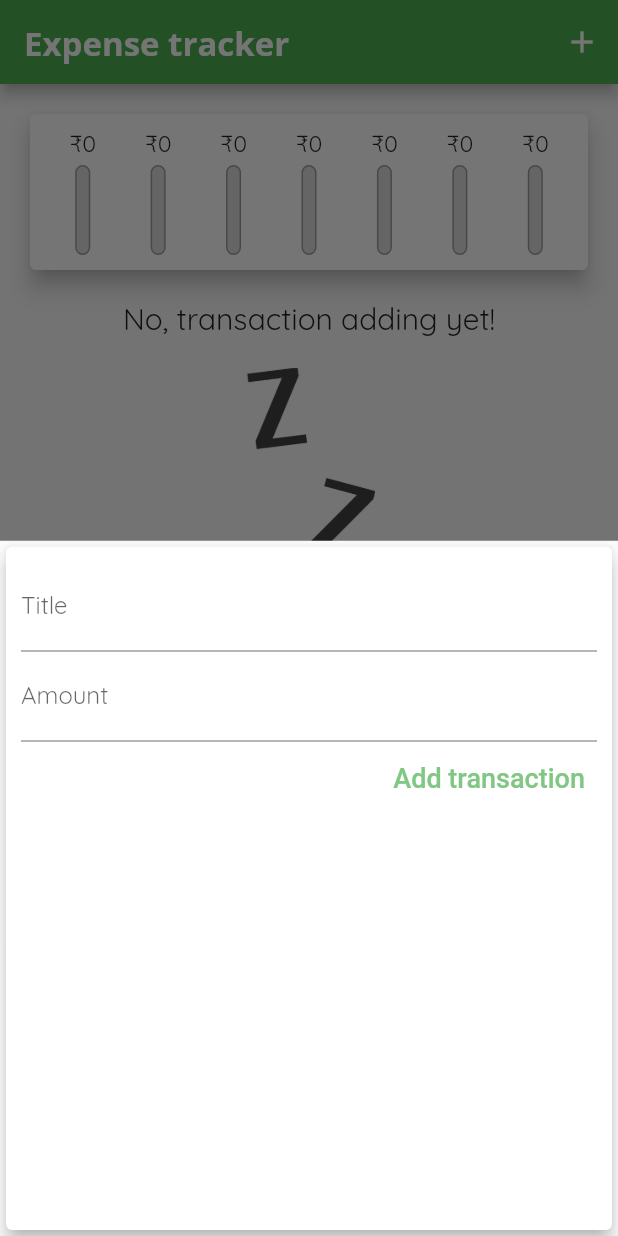
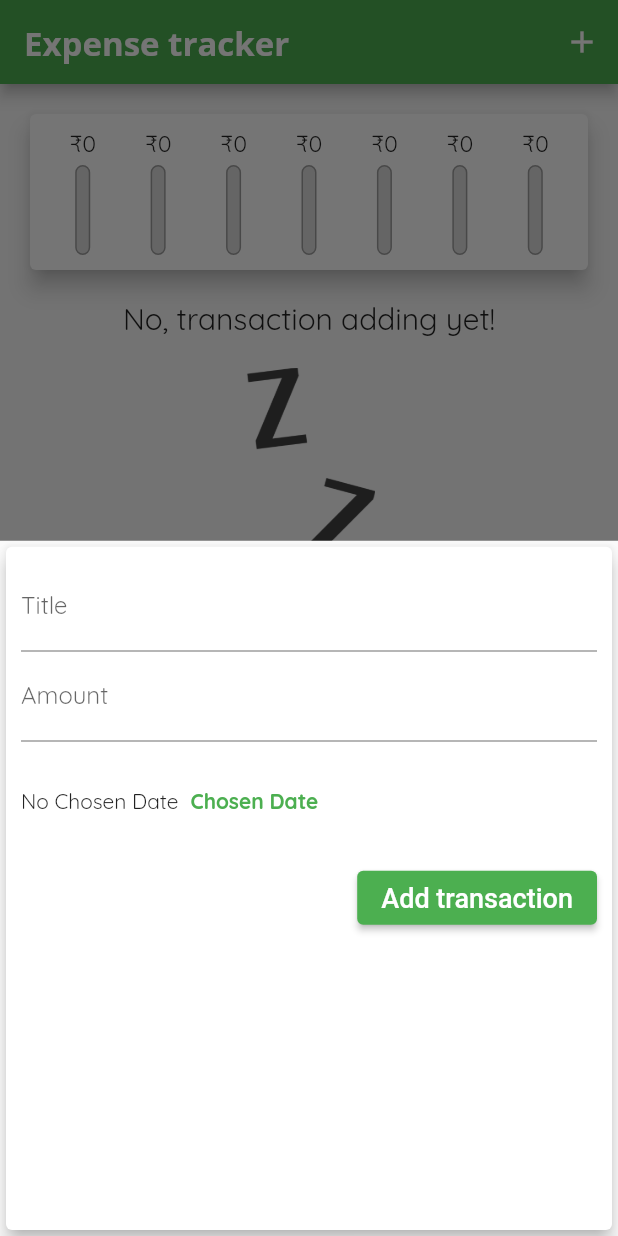
Before and after one commit to rinkusinghh/flutter-expense__tracker, a Flutter app: the screen it shows after launch, after a tap on the "add" icon, on a phone screen of 412 x 824 dp. Run offline on Flutter 3.47's test engine with Material 2 defaults, Android fonts, the phone set to English and light mode, and no system bars.

Commit message:
Getting started with date section!

```diff
--- a/lib/widgets/new_transaction.dart
+++ b/lib/widgets/new_transaction.dart
@@ -43,15 +43,26 @@ class _NewTransactionState extends State<NewTransaction> {
               keyboardType: TextInputType.number,
               onSubmitted: (_) => submitBtn,
             ),
-            TextButton(
+            Container(
+              height: 80,
+              child: Row(children: [
+                Text('No Chosen Date'),
+                TextButton(
+                  onPressed: () {},
+                  child: Text('Chosen Date',
+                      style: TextStyle(fontWeight: FontWeight.bold)),
+                )
+              ]),
+            ),
+            ElevatedButton(
               onPressed: submitBtn,
               child: Text(
                 "Add transaction",
                 style: TextStyle(fontWeight: FontWeight.w500),
               ),
               style: TextButton.styleFrom(
-                  textStyle: TextStyle(fontSize: 18),
-                  foregroundColor: Colors.green[300]),
+                textStyle: TextStyle(fontSize: 18),
+              ),
             ),
           ],
         ),
```
